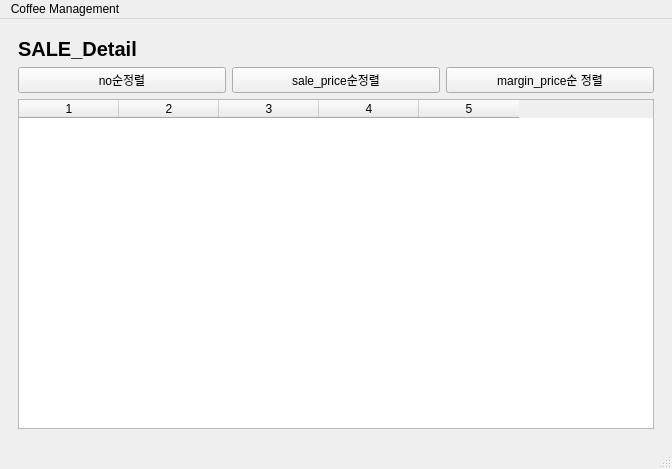
Before: the Qt Designer form ui/coffee_app.ui in metalnom/Python_ApplicationCoffee, drawn with Qt 5.
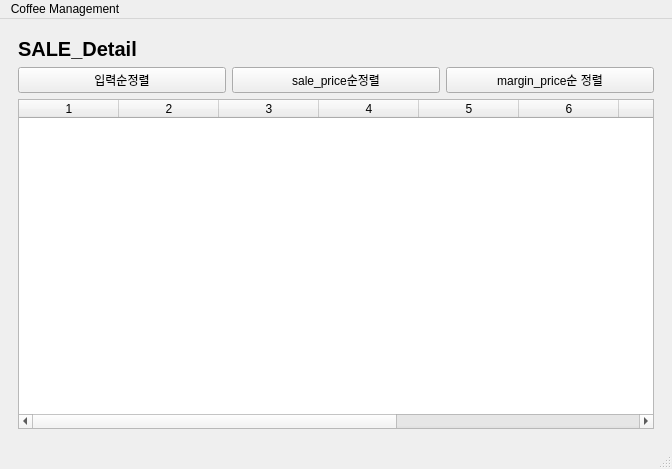
After: the same form once the commit is applied. The open tabs and pages were chosen to show the change.

Commit message: application_coffee 완료

The edit to the form file:
```diff
--- a/ui/coffee_app.ui
+++ b/ui/coffee_app.ui
@@ -1110,7 +1110,7 @@
             <item>
              <widget class="QPushButton" name="btn_sd_no">
               <property name="text">
-               <string>no순정렬</string>
+               <string>입력순정렬</string>
               </property>
              </widget>
             </item>
@@ -1136,13 +1136,18 @@
              <number>0</number>
             </property>
             <property name="columnCount">
-             <number>5</number>
+             <number>10</number>
             </property>
             <column/>
             <column/>
             <column/>
             <column/>
             <column/>
+            <column/>
+            <column/>
+            <column/>
+            <column/>
+            <column/>
            </widget>
           </item>
          </layout>
```
The commit also changes 3 other files.
